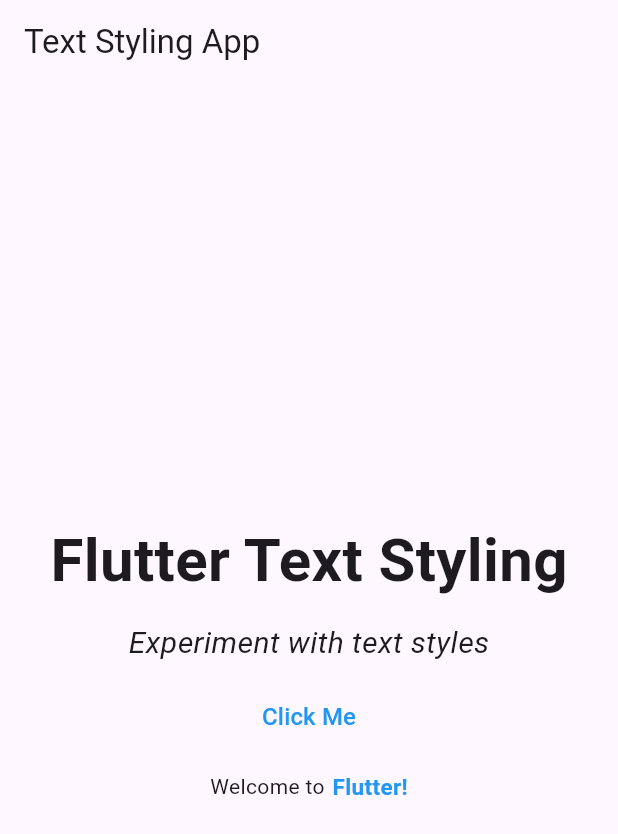
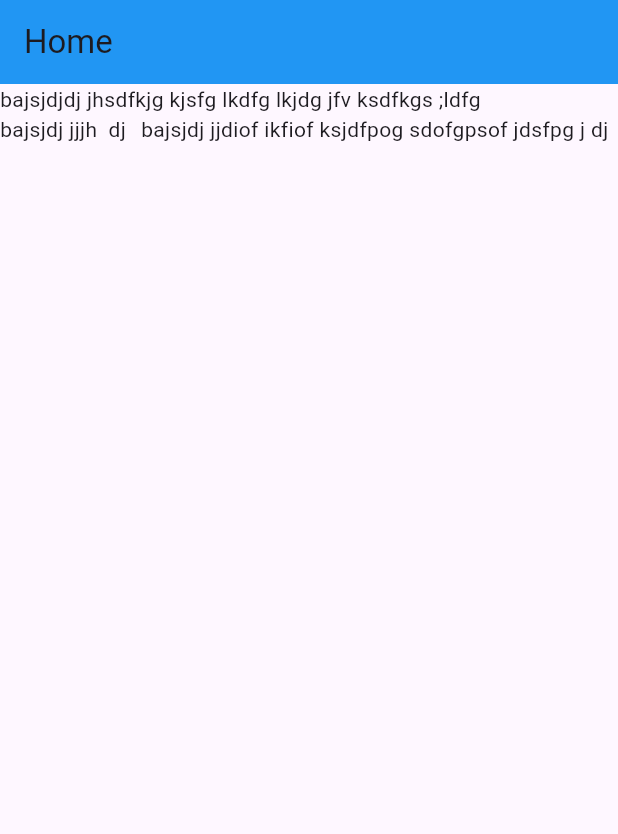
Before and after one commit to Jahidultr/live_project, a Flutter app: the screen it shows after launch, on a phone screen of 412 x 824 dp. Shown: the top 834 px of the screen. Run offline on Flutter 3.47's test engine with Material 3 defaults, Android fonts, the phone set to English and light mode, and no system bars; our stand-ins replace device_preview.

Commit message:
module 11 class 1

```diff
--- a/lib/main.dart
+++ b/lib/main.dart
@@ -1,7 +1,13 @@
+import 'package:device_preview/device_preview.dart';
 import 'package:flutter/material.dart';
 
 void main() {
-  runApp(const MyApp());
+  runApp(
+    DevicePreview(
+      enabled: true,
+      builder: (context) => MyApp(), // Wrap your app
+    ),
+  );
 }
 
 class MyApp extends StatelessWidget {
@@ -10,80 +16,38 @@ class MyApp extends StatelessWidget {
   @override
   Widget build(BuildContext context) {
     return MaterialApp(
-      home: HomePage(),
+      useInheritedMediaQuery: true,
+      locale: DevicePreview.locale(context),
+      builder: DevicePreview.appBuilder,
+      theme: ThemeData.light(),
+      darkTheme: ThemeData.dark(),
+      home: Home(),
     );
   }
 }
 
-class HomePage extends StatelessWidget {
-  const HomePage({super.key});
+class Home extends StatelessWidget {
+  const Home({super.key});
 
   @override
   Widget build(BuildContext context) {
     return Scaffold(
-      appBar: AppBar(
-        title: Text('Text Styling App'),
-      ),
-      body: Center(
-        child: Column(
-          mainAxisAlignment: MainAxisAlignment.center,
-          children: <Widget>[
-            Text(
-              'Flutter Text Styling',
-              style: TextStyle(
-                fontWeight: FontWeight.bold,
-                fontSize: 40,
-              ),
-            ),
-            SizedBox(
-              height: 12.0,
-            ),
-            Text(
-              'Experiment with text styles',
-              style: TextStyle(fontSize: 20, fontStyle: FontStyle.italic),
-            ),
-            SizedBox(
-              height: 10,
-            ),
-            SizedBox(
-              height: 1,
-            ),
-            TextButton(
-              onPressed: () {
-                ScaffoldMessenger.of(context).showSnackBar(
-                  SnackBar(
-                      content: Text(
-                    'You clicked the button!',
-                  )),
-                );
-              },
-              child: const Text(
-                'Click Me',
-                style: TextStyle(color: Colors.blue, fontSize: 16),
-              ),
-            ),
-            SizedBox(
-              height: 12.0,
-            ),
-            Row(
-              mainAxisAlignment: MainAxisAlignment.center,
+        appBar: AppBar(
+          backgroundColor: Colors.blue,
+          title: Text('Home'),
+        ),
+        body: Column(
+          children: [
+            Wrap(
+              alignment: WrapAlignment.start,
+              spacing: 10,
               children: [
-                Text('Welcome to'),
-                SizedBox(width: 5),
-                Text(
-                  'Flutter!',
-                  style: TextStyle(
-                    fontSize: 15,
-                    fontWeight: FontWeight.bold,
-                    fontStyle: FontStyle.normal,
-                    color: Colors.blue,
-                  ),
-                )
+                Text('bajsjdjdj jhsdfkjg kjsfg lkdfg lkjdg jfv ksdfkgs ;ldfg '),
+                Text('bajsjdj jjjh  dj'),
+                Text('bajsjdj jjdiof ikfiof ksjdfpog sdofgpsof jdsfpg j dj')
               ],
             )
           ],
-        ),
-      ),
-    );
+        ));
   }
 }
--- a/pubspec.yaml
+++ b/pubspec.yaml
@@ -35,6 +35,7 @@ dependencies:
   # The following adds the Cupertino Icons font to your application.
   # Use with the CupertinoIcons class for iOS style icons.
   cupertino_icons: ^1.0.8
+  device_preview: ^1.2.0
 
 dev_dependencies:
   flutter_test:
```
Also changed, not shown: pubspec.lock.
